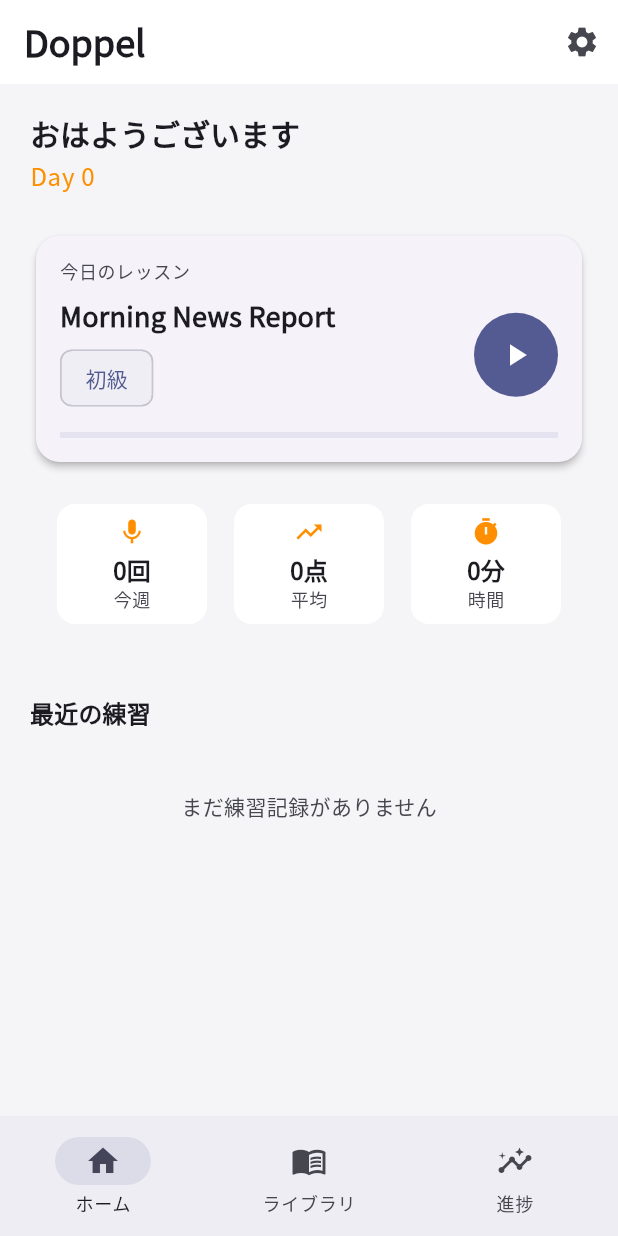
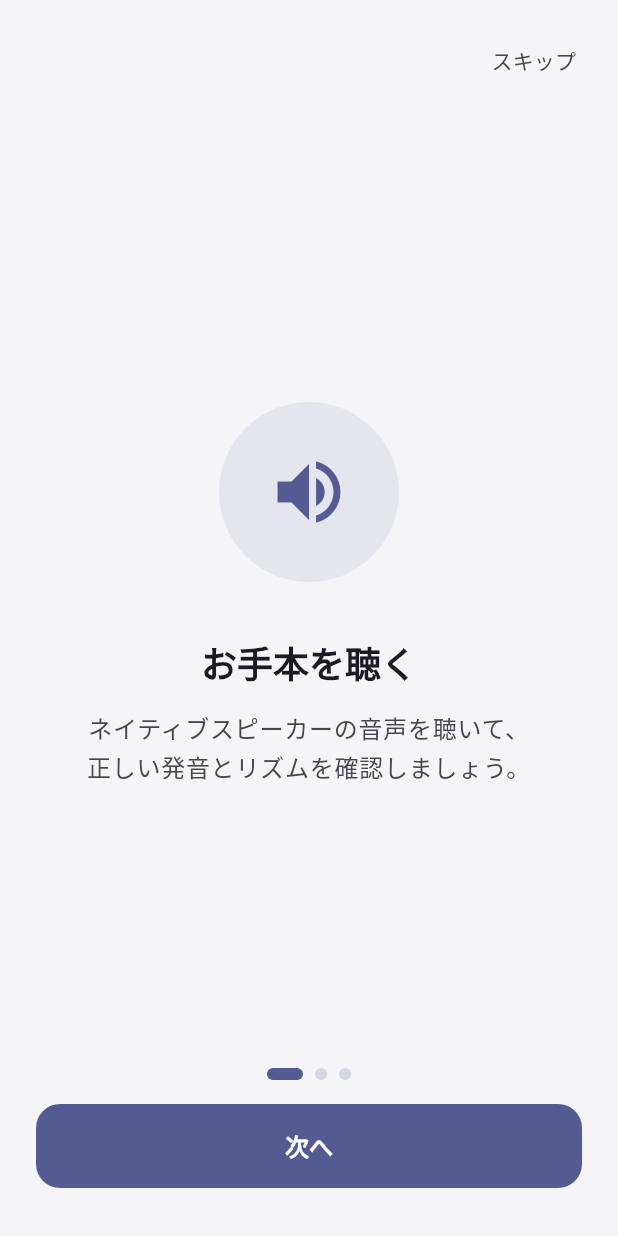
Before and after one commit to ishtos/Doppel, a Flutter app: the screen it shows after launch, on a phone screen of 412 x 824 dp. Run offline on Flutter 3.47's test engine with Material 3 defaults, Android fonts, the phone set to English and light mode, and no system bars; our stand-ins replace fl_chart, flutter_riverpod, flutter_tts, freezed_annotation, go_router, google_fonts and 3 more; missing offline and left inert: record; accounts and stored records are empty; generated files the repository leaves out were written again.

Commit message:
feat: add onboarding screen for first-time users
3-page onboarding flow (listen to model → record & analyze → AI coach)
with PageView, dot indicators, skip/next buttons. SharedPreferences
flag prevents re-display. GoRouter redirect handles initial routing.

https://claude.ai/code/session_01Ne4cS5PnMHXjknK6gbQQUW

```diff
--- a/lib/app/router.dart
+++ b/lib/app/router.dart
@@ -6,16 +6,40 @@ import '../features/feedback/presentation/screens/feedback_screen.dart';
 import '../features/home/presentation/screens/home_screen.dart';
 import '../features/lesson/presentation/screens/lesson_screen.dart';
 import '../features/library/presentation/screens/library_screen.dart';
+import '../features/onboarding/presentation/screens/onboarding_screen.dart'; // FIXED: オンボーディング画面import追加
 import '../features/progress/presentation/screens/progress_screen.dart';
+import '../features/settings/presentation/screens/settings_screen.dart';
+import '../features/settings/presentation/providers/settings_provider.dart'; // FIXED: 設定プロバイダーimport追加
 
 final _rootNavigatorKey = GlobalKey<NavigatorState>();
 final _shellNavigatorKey = GlobalKey<NavigatorState>();
 
 final routerProvider = Provider<GoRouter>((ref) {
+  final hasCompletedOnboarding = ref.watch(
+    settingsProvider.select((s) => s.hasCompletedOnboarding),
+  ); // FIXED: オンボーディング完了状態を監視
+
   return GoRouter(
     navigatorKey: _rootNavigatorKey,
     initialLocation: '/home',
+    redirect: (context, state) {
+      // FIXED: 初回起動時はオンボーディングへリダイレクト
+      final isOnboarding = state.uri.path == '/onboarding';
+      if (!hasCompletedOnboarding && !isOnboarding) {
+        return '/onboarding';
+      }
+      if (hasCompletedOnboarding && isOnboarding) {
+        return '/home';
+      }
+      return null;
+    },
     routes: [
+      // FIXED: オンボーディングルート追加
+      GoRoute(
+        parentNavigatorKey: _rootNavigatorKey,
+        path: '/onboarding',
+        builder: (context, state) => const OnboardingScreen(),
+      ),
       ShellRoute(
         navigatorKey: _shellNavigatorKey,
         builder: (context, state, child) => MainShell(child: child),
@@ -59,6 +83,11 @@ final routerProvider = Provider<GoRouter>((ref) {
         builder: (context, state) => FeedbackScreen(
           feedbackId: state.pathParameters['feedbackId']!,
         ),
+      ),
+      GoRoute(
+        parentNavigatorKey: _rootNavigatorKey,
+        path: '/settings',
+        builder: (context, state) => const SettingsScreen(),
       ),
     ],
   );
--- /dev/null
+++ b/lib/features/onboarding/presentation/screens/onboarding_screen.dart
@@ -0,0 +1,211 @@
+import 'package:flutter/material.dart';
+import 'package:flutter_riverpod/flutter_riverpod.dart';
+import 'package:go_router/go_router.dart';
+
+import '../../../settings/presentation/providers/settings_provider.dart';
+
+class OnboardingScreen extends ConsumerStatefulWidget {
+  const OnboardingScreen({super.key});
+
+  @override
+  ConsumerState<OnboardingScreen> createState() => _OnboardingScreenState();
+}
+
+class _OnboardingScreenState extends ConsumerState<OnboardingScreen> {
+  final _pageController = PageController();
+  int _currentPage = 0;
+
+  static const _pages = [
+    _OnboardingPageData(
+      icon: Icons.volume_up,
+      title: 'お手本を聴く',
+      description: 'ネイティブスピーカーの音声を聴いて、\n正しい発音とリズムを確認しましょう。',
+    ),
+    _OnboardingPageData(
+      icon: Icons.mic,
+      title: '録音して分析',
+      description: 'お手本の後に続けて発話を録音。\nAIが発音・リズム・抑揚を自動分析します。',
+    ),
+    _OnboardingPageData(
+      icon: Icons.psychology,
+      title: 'AIコーチがサポート',
+      description: 'スコアと改善ポイントを確認して、\n毎日の練習で着実にスキルアップ。',
+    ),
+  ];
+
+  @override
+  void dispose() {
+    _pageController.dispose();
+    super.dispose();
+  }
+
+  void _nextPage() {
+    if (_currentPage < _pages.length - 1) {
+      _pageController.nextPage(
+        duration: const Duration(milliseconds: 300),
+        curve: Curves.easeInOut,
+      );
+    } else {
+      _completeOnboarding();
+    }
+  }
+
+  Future<void> _completeOnboarding() async {
+    await ref.read(settingsProvider.notifier).completeOnboarding();
+    if (mounted) {
+      context.go('/home');
+    }
+  }
+
+  @override
+  Widget build(BuildContext context) {
+    final theme = Theme.of(context);
+
+    return Scaffold(
+      body: SafeArea(
+        child: Column(
+          children: [
+            // Skip button
+            Align(
+              alignment: Alignment.topRight,
+              child: Padding(
+                padding: const EdgeInsets.all(16),
+                child: TextButton(
+                  onPressed: _completeOnboarding,
+                  child: Text(
+                    'スキップ',
+                    style: TextStyle(
+                      color: theme.colorScheme.onSurfaceVariant,
+                    ),
+                  ),
+                ),
+              ),
+            ),
+
+            // Pages
+            Expanded(
+              child: PageView.builder(
+                controller: _pageController,
+                itemCount: _pages.length,
+                onPageChanged: (index) =>
+                    setState(() => _currentPage = index),
+                itemBuilder: (context, index) {
+                  final page = _pages[index];
+                  return _OnboardingPage(data: page, theme: theme);
+                },
+              ),
+            ),
+
+            // Page indicator
+            Padding(
+              padding: const EdgeInsets.only(bottom: 16),
+              child: Row(
+                mainAxisAlignment: MainAxisAlignment.center,
+                children: List.generate(_pages.length, (index) {
+                  final isActive = index == _currentPage;
+                  return AnimatedContainer(
+                    duration: const Duration(milliseconds: 300),
+                    margin: const EdgeInsets.symmetric(horizontal: 4),
+                    width: isActive ? 24 : 8,
+                    height: 8,
+                    decoration: BoxDecoration(
+                      color: isActive
+                          ? theme.colorScheme.primary
+                          : theme.colorScheme.primary
+                              .withValues(alpha: 0.2),
+                      borderRadius: BorderRadius.circular(4),
+                    ),
+                  );
+                }),
+              ),
+            ),
+
+            // Next / Get Started button
+            Padding(
+              padding: const EdgeInsets.fromLTRB(24, 0, 24, 32),
+              child: SizedBox(
+                width: double.infinity,
+                height: 56,
+                child: FilledButton(
+                  onPressed: _nextPage,
+                  style: FilledButton.styleFrom(
+                    shape: RoundedRectangleBorder(
+                      borderRadius: BorderRadius.circular(16),
+                    ),
+                  ),
+                  child: Text(
+                    _currentPage == _pages.length - 1 ? '始めましょう' : '次へ',
+                    style: const TextStyle(
+                      fontSize: 16,
+                      fontWeight: FontWeight.w700,
+                    ),
+                  ),
+                ),
+              ),
+            ),
+          ],
+        ),
+      ),
+    );
+  }
+}
+
+class _OnboardingPageData {
+  const _OnboardingPageData({
+    required this.icon,
+    required this.title,
+    required this.description,
+  });
+
+  final IconData icon;
+  final String title;
+  final String description;
+}
+
+class _OnboardingPage extends StatelessWidget {
+  const _OnboardingPage({required this.data, required this.theme});
+
+  final _OnboardingPageData data;
+  final ThemeData theme;
+
+  @override
+  Widget build(BuildContext context) {
+    return Padding(
+      padding: const EdgeInsets.symmetric(horizontal: 40),
+      child: Column(
+        mainAxisAlignment: MainAxisAlignment.center,
+        children: [
+          // Icon with animated circle background
+          Container(
+            width: 120,
+            height: 120,
+            decoration: BoxDecoration(
+              shape: BoxShape.circle,
+              color: theme.colorScheme.primary.withValues(alpha: 0.1),
+            ),
+            child: Icon(
+              data.icon,
+              size: 56,
+              color: theme.colorScheme.primary,
+            ),
+          ),
+          const SizedBox(height: 40),
+          Text(
+            data.title,
+            style: theme.textTheme.displayMedium,
+            textAlign: TextAlign.center,
+          ),
+          const SizedBox(height: 16),
+          Text(
+            data.description,
+            style: theme.textTheme.bodyLarge?.copyWith(
+              color: theme.colorScheme.onSurfaceVariant,
+              height: 1.6,
+            ),
+            textAlign: TextAlign.center,
+          ),
+        ],
+      ),
+    );
+  }
+}
```
Also changed, not shown: lib/features/settings/presentation/providers/settings_provider.dart (added, +78 -0 lines), 4 other files.
